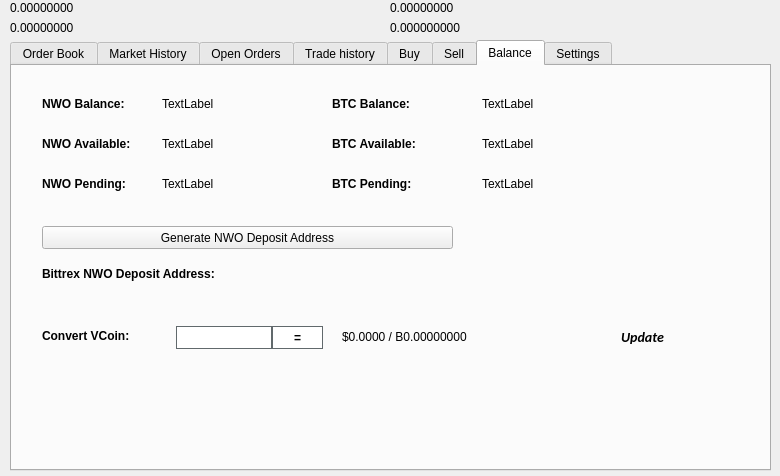
The window that src/qt/forms/tradingdialog.ui (swampcoin/bwrgocoin) describes before a commit, drawn with Qt 5.
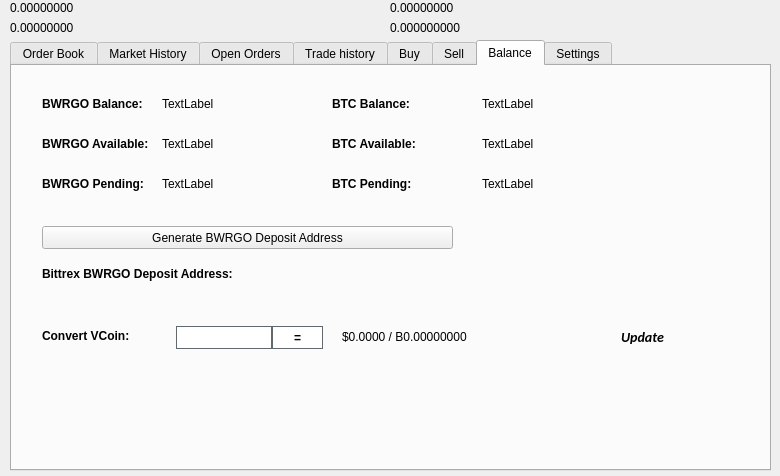
The same window after the commit. The open tabs and pages were chosen to show the change. Icons and pictures are not drawn.

```diff
--- a/src/qt/forms/tradingdialog.ui
+++ b/src/qt/forms/tradingdialog.ui
@@ -2762,7 +2762,7 @@
       </font>
      </property>
      <property name="text">
-      <string>NWO Balance:</string>
+      <string>BWRGO Balance:</string>
      </property>
     </widget>
     <widget class="QLabel" name="label_12">
@@ -2813,7 +2813,7 @@
       </font>
      </property>
      <property name="text">
-      <string>NWO Available:</string>
+      <string>BWRGO Available:</string>
      </property>
     </widget>
     <widget class="QLabel" name="label_14">
@@ -2832,7 +2832,7 @@
       </font>
      </property>
      <property name="text">
-      <string>NWO Pending:</string>
+      <string>BWRGO Pending:</string>
      </property>
     </widget>
     <widget class="QLabel" name="NWOPendingLabel">
@@ -2928,7 +2928,7 @@
       </font>
      </property>
      <property name="text">
-      <string>Bittrex NWO Deposit Address:</string>
+      <string>Bittrex BWRGO Deposit Address:</string>
      </property>
     </widget>
     <widget class="QPushButton" name="GenDepositBTN">
@@ -2941,7 +2941,7 @@
       </rect>
      </property>
      <property name="text">
-      <string>Generate NWO Deposit Address</string>
+      <string>Generate BWRGO Deposit Address</string>
      </property>
      <property name="icon">
       <iconset resource="../bwrgocoin.qrc">
```
Left out of the diff: 30 changed lines with no effect on the pictures.
